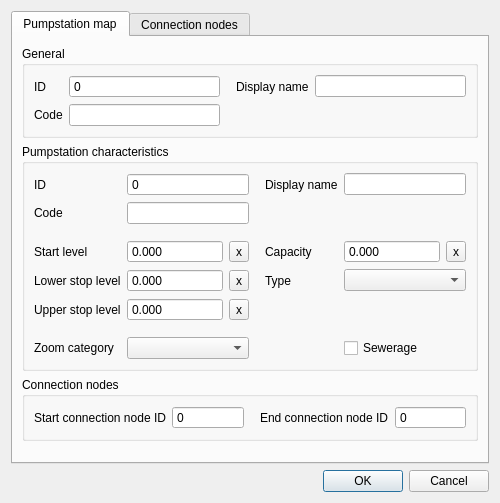
Old version of the form threedi_schematisation_editor/forms/ui/pumpstation_map.ui in the repository nens/threedi-schematisation-editor.
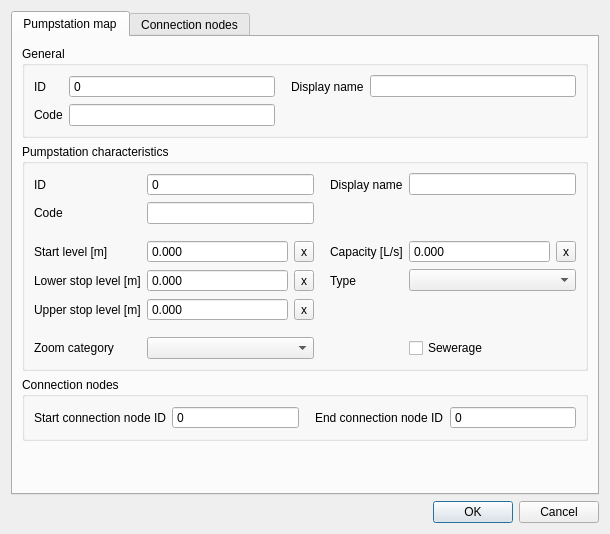
New version of the form.

Diff of the .ui file:
```diff
--- a/threedi_schematisation_editor/forms/ui/pumpstation_map.ui
+++ b/threedi_schematisation_editor/forms/ui/pumpstation_map.ui
@@ -6,8 +6,8 @@
    <rect>
     <x>0</x>
     <y>0</y>
-    <width>500</width>
-    <height>500</height>
+    <width>610</width>
+    <height>534</height>
    </rect>
   </property>
   <property name="windowTitle">
@@ -329,7 +329,7 @@
              <locale language="English" country="UnitedStates"/>
             </property>
             <property name="text">
-             <string>Lower stop level</string>
+             <string>Lower stop level [m]</string>
             </property>
             <property name="alignment">
              <set>Qt::AlignLeading|Qt::AlignLeft|Qt::AlignVCenter</set>
@@ -549,7 +549,7 @@
              <locale language="English" country="UnitedStates"/>
             </property>
             <property name="text">
-             <string>Start level</string>
+             <string>Start level [m]</string>
             </property>
             <property name="alignment">
              <set>Qt::AlignLeading|Qt::AlignLeft|Qt::AlignVCenter</set>
@@ -575,7 +575,7 @@
              <locale language="English" country="UnitedStates"/>
             </property>
             <property name="text">
-             <string>Upper stop level</string>
+             <string>Upper stop level [m]</string>
             </property>
             <property name="alignment">
              <set>Qt::AlignLeading|Qt::AlignLeft|Qt::AlignVCenter</set>
@@ -588,7 +588,7 @@
              <locale language="English" country="UnitedStates"/>
             </property>
             <property name="text">
-             <string>Capacity</string>
+             <string>Capacity [L/s]</string>
             </property>
             <property name="alignment">
              <set>Qt::AlignLeading|Qt::AlignLeft|Qt::AlignVCenter</set>
```
Left out of the diff: 8 changed lines with no effect on the pictures.
